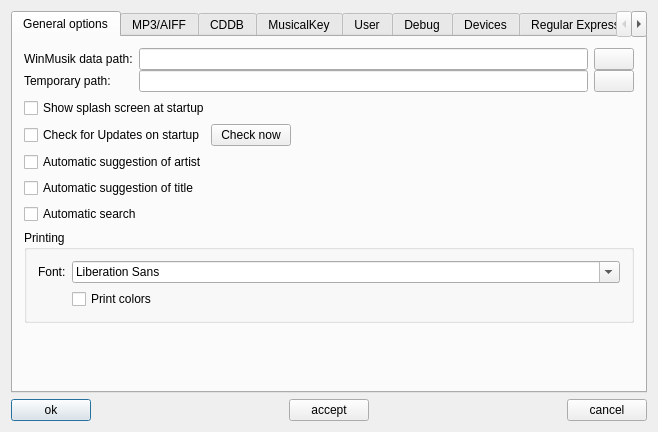
The window that src/properties/properties.ui (pfedick/winmusik) describes before a commit, drawn with Qt 5.
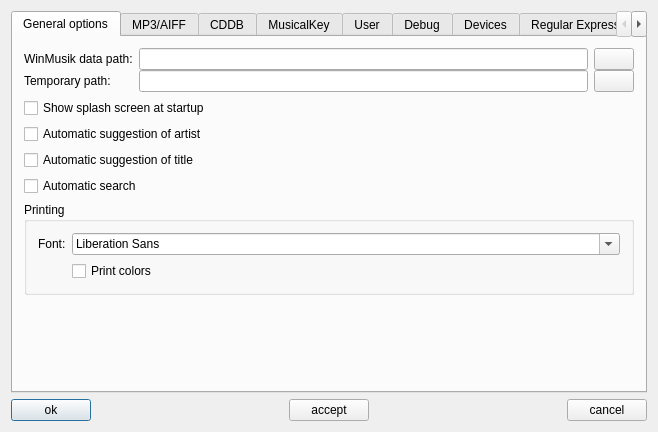
The same window after the commit. The open tabs and pages were chosen to show the change. Icons and pictures are not drawn.

Commit message: removed check for updates

The edit to the form file:
```diff
--- a/src/properties/properties.ui
+++ b/src/properties/properties.ui
@@ -115,53 +115,6 @@
          </property>
         </widget>
        </item>
-       <item>
-        <layout class="QHBoxLayout" name="horizontalLayout_3">
-         <item>
-          <widget class="QCheckBox" name="checkForUpdates">
-           <property name="enabled">
-            <bool>true</bool>
-           </property>
-           <property name="text">
-            <string>Check for Updates on startup</string>
-           </property>
-          </widget>
-         </item>
-         <item>
-          <widget class="QPushButton" name="checkUpdatesNow">
-           <property name="enabled">
-            <bool>true</bool>
-           </property>
-           <property name="text">
-            <string>Check now</string>
-           </property>
-           <property name="icon">
-            <iconset resource="../../resources.qrc">
-             <normaloff>:/icons/resources/viewmag.png</normaloff>:/icons/resources/viewmag.png</iconset>
-           </property>
-           <property name="iconSize">
-            <size>
-             <width>16</width>
-             <height>16</height>
-            </size>
-           </property>
-          </widget>
-         </item>
-         <item>
-          <spacer name="horizontalSpacer_3">
-           <property name="orientation">
-            <enum>Qt::Horizontal</enum>
-           </property>
-           <property name="sizeHint" stdset="0">
-            <size>
-             <width>40</width>
-             <height>20</height>
-            </size>
-           </property>
-          </spacer>
-         </item>
-        </layout>
-       </item>
        <item>
         <widget class="QCheckBox" name="suggestArtist">
          <property name="text">
```
Left out of the diff: 4 changed lines with no effect on the pictures. The commit also changes 11 other files.
